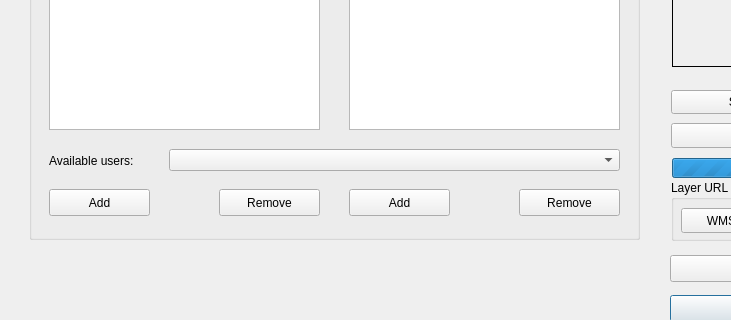
Old version of the form dlg_addLayer.ui in the repository LESPROJEKT/qgis-layman-plugin; both pictures show x 0 to 731 and y 200 to 520 of the 900 by 620 pixel window.
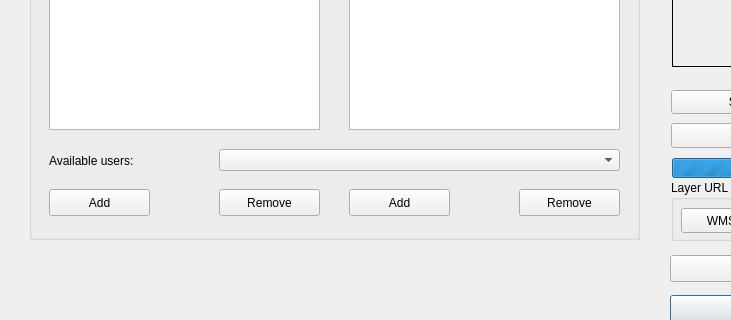
New version of the form. The open tabs and pages were chosen to show the change. Icons and pictures are not drawn. Custom widgets are drawn as their Qt base class.

Patch:
```diff
--- a/dlg_addLayer.ui
+++ b/dlg_addLayer.ui
@@ -343,7 +343,7 @@
        <rect>
         <x>20</x>
         <y>264</y>
-        <width>121</width>
+        <width>161</width>
         <height>16</height>
        </rect>
       </property>
@@ -451,9 +451,9 @@
      <widget class="QComboBox" name="comboBox_users">
       <property name="geometry">
        <rect>
-        <x>140</x>
+        <x>190</x>
         <y>260</y>
-        <width>451</width>
+        <width>401</width>
         <height>22</height>
        </rect>
       </property>
```
Left out of the diff: 3 changed lines with no effect on the pictures.
